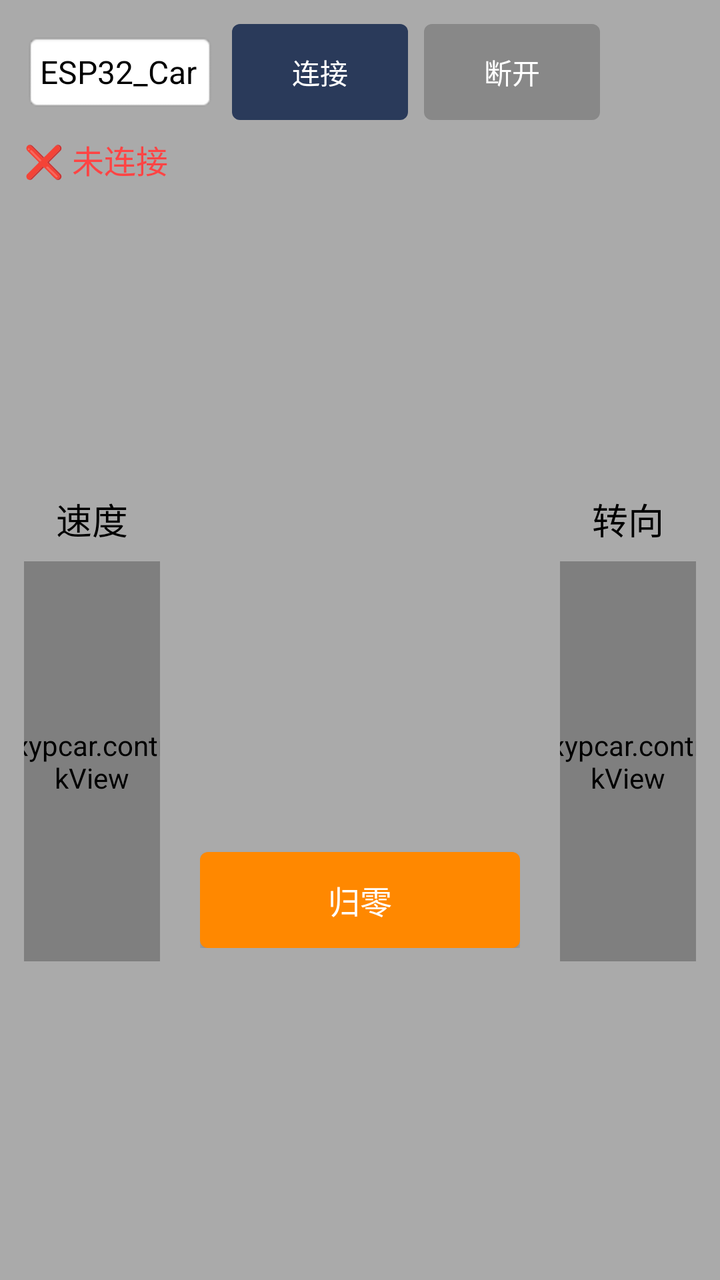
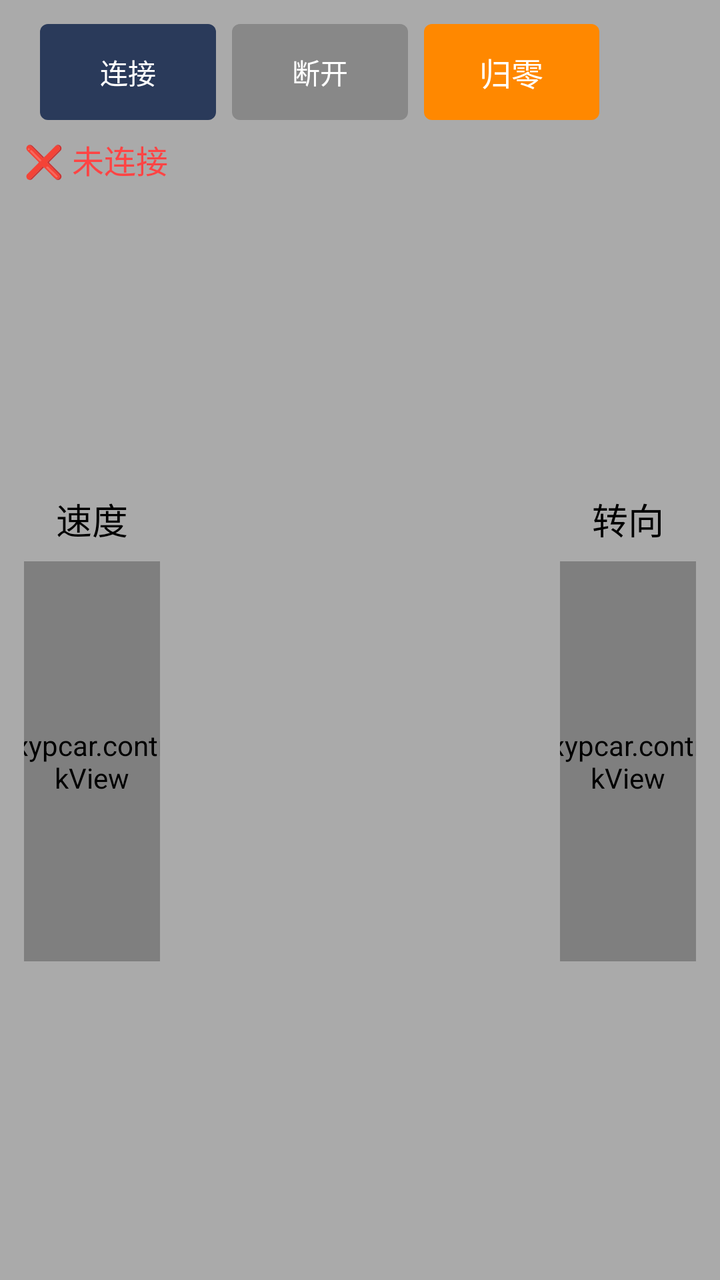

Before-and-after screenshots of an Android layout around one commit, followed by the original layout XML and the change that was made.
<!-- AndroidManifest.xml: activity theme AppTheme -->
<!-- res/layout/activity_remote_control.xml -->
<?xml version="1.0" encoding="utf-8"?>
<FrameLayout xmlns:android="http://schemas.android.com/apk/res/android"
    android:layout_width="match_parent"
    android:layout_height="match_parent"
    android:background="@color/bg_main">

    
    <ImageView
        android:id="@+id/iv_video_background"
        android:layout_width="match_parent"
        android:layout_height="match_parent"
        android:scaleType="centerCrop"
        android:visibility="gone" />

    
    <LinearLayout
        android:layout_width="match_parent"
        android:layout_height="match_parent"
        android:orientation="vertical"
        android:padding="12dp">

        <LinearLayout
            android:layout_width="match_parent"
            android:layout_height="wrap_content"
            android:layout_marginBottom="8dp"
            android:gravity="center_vertical"
            android:orientation="horizontal">

            <EditText
                android:id="@+id/device_name_input"
                android:layout_width="0dp"
                android:layout_height="wrap_content"
                android:layout_weight="1"
                android:background="@android:drawable/editbox_background"
                android:hint="输入蓝牙名称"
                android:padding="8dp"
                android:singleLine="true"
                android:text="ESP32_Car"
                android:textColor="#000000"
                android:textColorHint="#888888"
                android:textSize="16sp" />

            <Button
                android:id="@+id/connect_btn"
                android:layout_width="wrap_content"
                android:layout_height="wrap_content"
                android:layout_marginStart="8dp"
                android:background="@drawable/btn_connect_ripple"
                android:paddingHorizontal="16dp"
                android:text="连接"
                android:textColor="#FFFFFF" />

            <Button
                android:id="@+id/disconnect_btn"
                android:layout_width="wrap_content"
                android:layout_height="wrap_content"
                android:layout_marginStart="8dp"
                android:background="@drawable/btn_disconnect_ripple"
                android:enabled="false"
                android:paddingHorizontal="16dp"
                android:text="断开"
                android:textColor="#FFFFFF" />

            <ImageButton
                android:id="@+id/btn_settings"
                android:layout_width="48dp"
                android:layout_height="48dp"
                android:src="@raw/ic_settings"
                android:scaleType="centerCrop"
                android:background="?attr/selectableItemBackground"
                android:contentDescription="设置" />
        </LinearLayout>

        <TextView
            android:id="@+id/status_text"
            android:layout_width="wrap_content"
            android:layout_height="wrap_content"
            android:layout_marginBottom="8dp"
            android:text="❌ 未连接"
            android:textColor="@color/text_status_disconnected"
            android:textSize="16sp" />

        <LinearLayout
            android:layout_width="match_parent"
            android:layout_height="0dp"
            android:layout_weight="1"
            android:gravity="center"
            android:orientation="horizontal">

            <LinearLayout
                android:layout_width="0dp"
                android:layout_height="wrap_content"
                android:layout_weight="1"
                android:gravity="center"
                android:orientation="vertical">

                <TextView
                    android:layout_width="wrap_content"
                    android:layout_height="wrap_content"
                    android:layout_marginBottom="8dp"
                    android:text="速度"
                    android:textColor="@color/text_primary"
                    android:textSize="18sp" />

                <com.psd.xypcar.control.JoystickView
                    android:id="@+id/left_joystick"
                    android:layout_width="200dp"
                    android:layout_height="200dp" />
            </LinearLayout>

            <LinearLayout
                android:layout_width="200dp"
                android:layout_height="wrap_content"
                android:gravity="center"
                android:orientation="vertical"
                android:paddingHorizontal="20dp">

                <TextView
                    android:id="@+id/value_display"
                    android:layout_width="wrap_content"
                    android:layout_height="wrap_content"
                    android:fontFamily="monospace"
                    android:gravity="center"
                    android:lineSpacingExtra="6dp"
                    android:padding="12dp"
                    android:text="速度: 0.0 m/s\n转向: 0 °/s"
                    android:textColor="#00FFAA"
                    android:visibility="invisible"
                    android:textSize="16sp" />

                <Button
                    android:id="@+id/reset_btn"
                    android:layout_width="match_parent"
                    android:layout_height="wrap_content"
                    android:layout_marginTop="96dp"
                    android:background="@drawable/btn_reset_ripple"
                    android:paddingVertical="8dp"
                    android:text="归零"
                    android:textColor="#FFFFFF"
                    android:textSize="16sp" />
            </LinearLayout>

            <LinearLayout
                android:layout_width="0dp"
                android:layout_height="wrap_content"
                android:layout_weight="1"
                android:gravity="center"
                android:orientation="vertical">

                <TextView
                    android:layout_width="wrap_content"
                    android:layout_height="wrap_content"
                    android:layout_marginBottom="8dp"
                    android:text="转向"
                    android:textColor="@color/text_primary"
                    android:textSize="18sp" />

                <com.psd.xypcar.control.JoystickView
                    android:id="@+id/right_joystick"
                    android:layout_width="200dp"
                    android:layout_height="200dp" />
            </LinearLayout>
        </LinearLayout>
    </LinearLayout>
</FrameLayout>
<!-- resources referenced by this layout -->
<resources>
  <color name="bg_main">#AAAAAA</color>
  <color name="text_primary">#000000</color>
  <color name="text_status_disconnected">#FF4444</color>
  <!-- drawable btn_connect_ripple (drawable) -->
  <?xml version="1.0" encoding="utf-8"?>
  <ripple xmlns:android="http://schemas.android.com/apk/res/android"
      android:color="?android:attr/colorControlHighlight">  
      <item>
          <shape android:shape="rectangle">
              <solid android:color="@color/btn_connect_color" />
              <corners android:radius="4dp" />
          </shape>
      </item>
  </ripple>
  <!-- drawable btn_disconnect_ripple (drawable) -->
  <?xml version="1.0" encoding="utf-8"?>
  <ripple xmlns:android="http://schemas.android.com/apk/res/android"
      android:color="?android:attr/colorControlHighlight">
      <item>
          <shape android:shape="rectangle">
              <solid android:color="@color/btn_disconnect_color" />
              <corners android:radius="4dp" />
          </shape>
      </item>
  </ripple>
  <!-- drawable btn_reset_ripple (drawable) -->
  <?xml version="1.0" encoding="utf-8"?>
  <ripple xmlns:android="http://schemas.android.com/apk/res/android"
      android:color="?android:attr/colorControlHighlight">
      <item>
          <shape android:shape="rectangle">
              <solid android:color="@color/btn_reset_color" />
              <corners android:radius="4dp" />
          </shape>
      </item>
  </ripple>
  <style name="AppTheme" parent="Theme.AppCompat.Light.NoActionBar" />
</resources>

<!-- the commit's change to res/layout/activity_remote_control.xml (unified diff, before → after) -->
@@ -30,7 +30,7 @@
                 android:id="@+id/device_name_input"
                 android:layout_width="0dp"
                 android:layout_height="wrap_content"
-                android:layout_weight="1"
+                android:layout_weight="1120"
                 android:background="@android:drawable/editbox_background"
                 android:hint="输入蓝牙名称"
                 android:padding="8dp"
@@ -44,6 +44,7 @@
                 android:id="@+id/connect_btn"
                 android:layout_width="wrap_content"
                 android:layout_height="wrap_content"
+                android:layout_weight="1"
                 android:layout_marginStart="8dp"
                 android:background="@drawable/btn_connect_ripple"
                 android:paddingHorizontal="16dp"
@@ -54,19 +55,30 @@
                 android:id="@+id/disconnect_btn"
                 android:layout_width="wrap_content"
                 android:layout_height="wrap_content"
+                android:layout_weight="1"
                 android:layout_marginStart="8dp"
                 android:background="@drawable/btn_disconnect_ripple"
                 android:enabled="false"
                 android:paddingHorizontal="16dp"
                 android:text="断开"
                 android:textColor="#FFFFFF" />
-
+            <Button
+                android:id="@+id/reset_btn"
+                android:layout_width="wrap_content"
+                android:layout_height="wrap_content"
+                android:layout_weight="1"
+                android:background="@drawable/btn_reset_ripple"
+                android:layout_marginStart="8dp"
+                android:text="归零"
+                android:textColor="#FFFFFF"
+                android:textSize="16sp" />
             <ImageButton
                 android:id="@+id/btn_settings"
                 android:layout_width="48dp"
                 android:layout_height="48dp"
                 android:src="@raw/ic_settings"
                 android:scaleType="centerCrop"
+                android:layout_marginStart="8dp"
                 android:background="?attr/selectableItemBackground"
                 android:contentDescription="设置" />
         </LinearLayout>
@@ -128,16 +140,7 @@
                     android:visibility="invisible"
                     android:textSize="16sp" />
 
-                <Button
-                    android:id="@+id/reset_btn"
-                    android:layout_width="match_parent"
-                    android:layout_height="wrap_content"
-                    android:layout_marginTop="96dp"
-                    android:background="@drawable/btn_reset_ripple"
-                    android:paddingVertical="8dp"
-                    android:text="归零"
-                    android:textColor="#FFFFFF"
-                    android:textSize="16sp" />
+
             </LinearLayout>
 
             <LinearLayout
